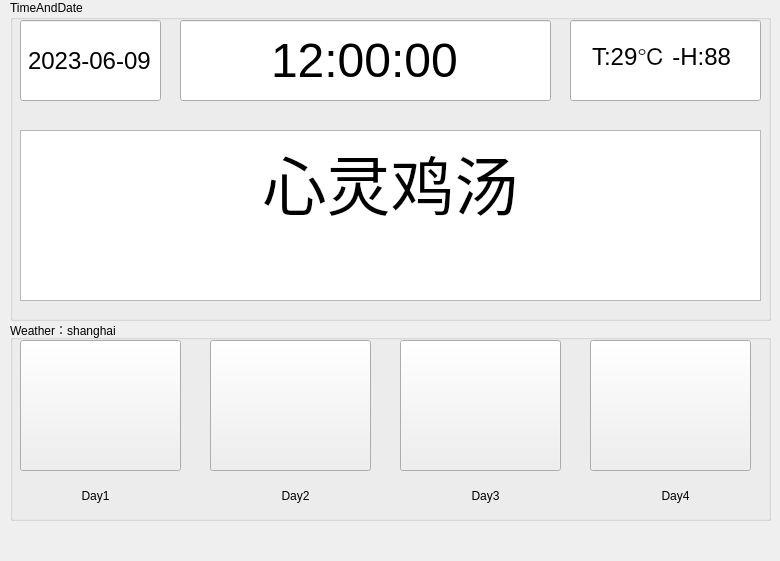
Before: the Qt Designer form SoftWare/PCTool/AdvancedClock/TimeShow.ui in ZhangYiXiSucceed/Advanced-Clock, drawn with Qt 5.
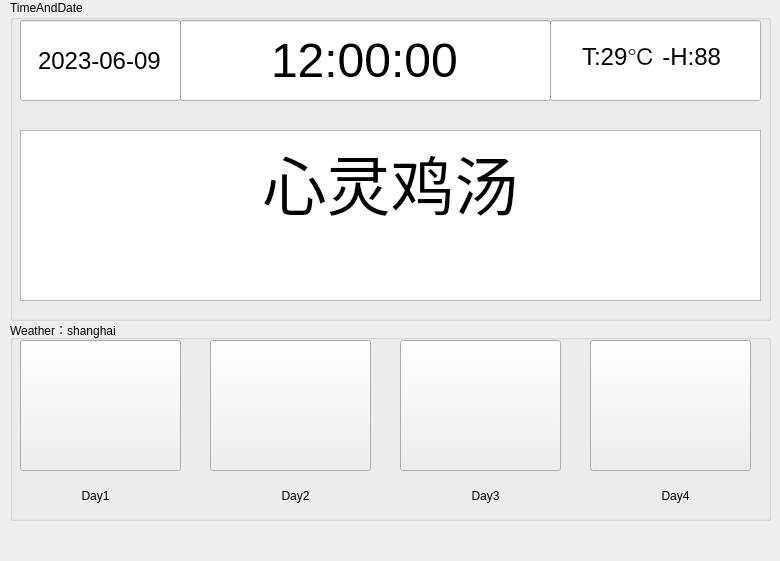
After: the same form once the commit is applied.

What changed in the file:
```diff
--- a/SoftWare/PCTool/AdvancedClock/TimeShow.ui
+++ b/SoftWare/PCTool/AdvancedClock/TimeShow.ui
@@ -165,7 +165,7 @@
      <rect>
       <x>10</x>
       <y>20</y>
-      <width>141</width>
+      <width>161</width>
       <height>81</height>
      </rect>
     </property>
@@ -247,9 +247,9 @@
    <widget class="QLineEdit" name="Tempture_Humidty">
     <property name="geometry">
      <rect>
-      <x>560</x>
+      <x>540</x>
       <y>20</y>
-      <width>191</width>
+      <width>211</width>
       <height>81</height>
      </rect>
     </property>
```
